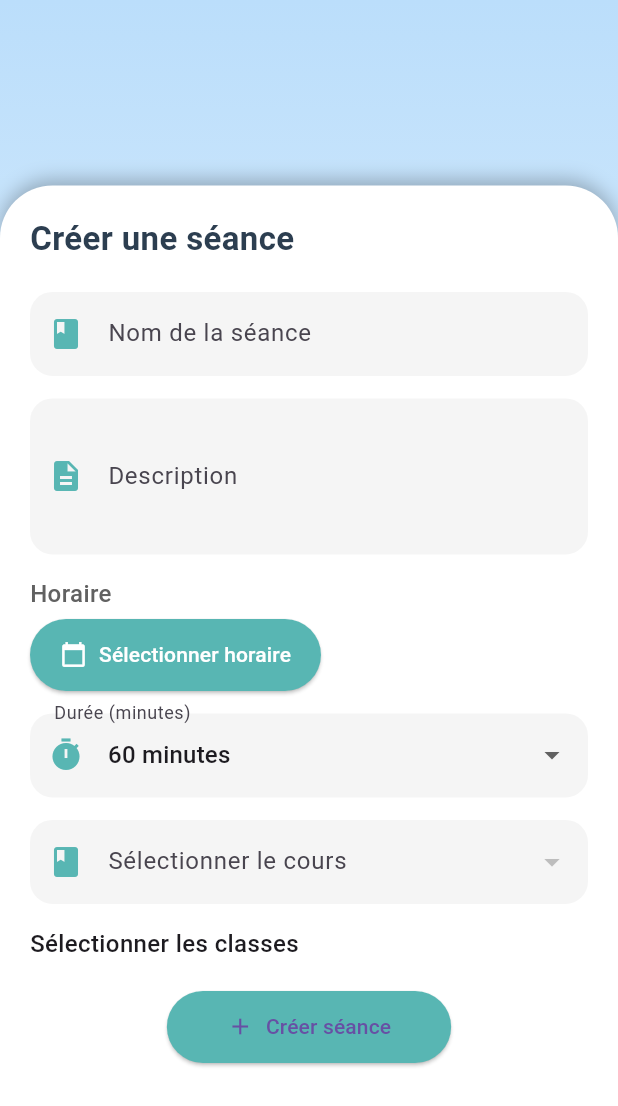
After one commit to MeriemGdara/attendoProject, a Flutter app: the CreerSeancePage screen opened directly, on a phone screen of 412 x 824 dp. The commit adds this screen. Shown: the top 1106 px of the screen. Run offline on Flutter 3.47's test engine with Material 3 defaults, Android fonts, the phone set to English and light mode, and no system bars; our stand-ins replace cloud_firestore, firebase_auth, firebase_core, google_fonts, video_player; accounts and stored records are empty.

Commit message:
j'ai ajouter la section ajouter cours et ajouter séances dans le dashboard enseignanat

```diff
--- /dev/null
+++ b/lib/CreerSeancePage.dart
@@ -0,0 +1,347 @@
+import 'package:flutter/material.dart';
+import 'package:cloud_firestore/cloud_firestore.dart';
+
+import 'dashboard_enseignant.dart';
+
+class CreerSeancePage extends StatefulWidget {
+  final String enseignantId; // ID de l'enseignant connecté
+  const CreerSeancePage({required this.enseignantId, super.key});
+
+  @override
+  _CreerSeancePageState createState() => _CreerSeancePageState();
+}
+
+class _CreerSeancePageState extends State<CreerSeancePage> {
+  final _formKey = GlobalKey<FormState>();
+  String nom = '';
+  String description = '';
+  DateTime? horaire;
+  int duree = 60;
+  String? courID;
+  List<String> classesSelectionnees = [];
+
+  List<Map<String, dynamic>> mesCours = [];
+  List<Map<String, dynamic>> mesClasses = [];
+
+  bool _isLoading = true;
+
+  @override
+  void initState() {
+    super.initState();
+    _chargerCoursEtClasses();
+  }
+
+  Future<void> _chargerCoursEtClasses() async {
+    try {
+      print(">>> ID enseignant connecté : ${widget.enseignantId}");
+      // Récupérer les cours de l'enseignant
+      final queryCours = await FirebaseFirestore.instance
+          .collection('cours')
+          .where('enseignantId', isEqualTo: widget.enseignantId)
+          .get();
+      print("Cours trouvés : ${queryCours.docs.length}");
+      for (var doc in queryCours.docs) {
+        print("Cours: ${doc.data()}");
+      }
+      // Récupérer les classes avec leurs groupes
+      final queryClasses = await FirebaseFirestore.instance.collection('classes').get();
+
+      List<Map<String, dynamic>> classesAvecGroupes = [];
+
+      for (var doc in queryClasses.docs) {
+        List<dynamic> groupes = doc['groupes'] ?? [];
+        for (var g in groupes) {
+          classesAvecGroupes.add({
+            'id': '${doc.id}_$g',
+            'nom': '${doc.id} - $g',
+          });
+        }
+      }
+
+      setState(() {
+        mesCours = queryCours.docs
+            .map((doc) => {'id': doc.id, 'nom': doc['nomCours']})
+            .toList();
+
+        // Initialiser courID avec le premier cours si la liste n'est pas vide
+        courID = mesCours.isNotEmpty ? mesCours[0]['id'] : null;
+
+        mesClasses = classesAvecGroupes;
+        _isLoading = false;
+      });
+
+      // Debug
+      print("Cours récupérés: $mesCours");
+    } catch (e) {
+      setState(() => _isLoading = false);
+      ScaffoldMessenger.of(context).showSnackBar(
+        SnackBar(content: Text('Erreur chargement : $e')),
+      );
+    }
+  }
+
+  Future<void> _sauvegarderSeance() async {
+    if (_formKey.currentState!.validate() &&
+        horaire != null &&
+        courID != null &&
+        classesSelectionnees.isNotEmpty) {
+      try {
+        // 🔹 Ajout dans Firestore
+        await FirebaseFirestore.instance.collection('séances').add({
+          'nom': nom,
+          'description': description,
+          'horaire': Timestamp.fromDate(horaire!),
+          'duree': duree,
+          'courId': courID,
+          'enseignantId': widget.enseignantId,
+          'classes': classesSelectionnees,
+        });
+
+        // 🔹 Message de succès
+        ScaffoldMessenger.of(context).showSnackBar(
+          const SnackBar(content: Text('Séance créée avec succès')),
+        );
+
+        // 🔹 Redirection vers le Dashboard Enseignant
+        Navigator.pushReplacement(
+          context,
+          MaterialPageRoute(
+            builder: (context) => DashboardEnseignant(
+              enseignantId: widget.enseignantId,
+            ),
+          ),
+        );
+      } catch (e) {
+        ScaffoldMessenger.of(context).showSnackBar(
+          SnackBar(content: Text('Erreur lors de la création : $e')),
+        );
+      }
+    } else {
+      ScaffoldMessenger.of(context).showSnackBar(
+        const SnackBar(content: Text('Veuillez remplir tous les champs')),
+      );
+    }
+  }
+
+
+  @override
+  Widget build(BuildContext context) {
+    if (_isLoading) {
+      return const Scaffold(
+        body: Center(child: CircularProgressIndicator()),
+      );
+    }
+
+    return Scaffold(
+      extendBodyBehindAppBar: true,
+      body: Stack(
+        children: [
+          // Fond moderne
+          Positioned.fill(
+            child: Container(
+              decoration: BoxDecoration(
+                gradient: LinearGradient(
+                  colors: [Colors.blue.shade100, Colors.white],
+                  begin: Alignment.topCenter,
+                  end: Alignment.bottomCenter,
+                ),
+              ),
+            ),
+          ),
+
+          // Contenu principal
+          Align(
+            alignment: Alignment.bottomCenter,
+            child: Container(
+              padding: const EdgeInsets.all(20),
+              constraints: BoxConstraints(
+                minHeight: MediaQuery.of(context).size.height * 0.85,
+              ),
+              decoration: const BoxDecoration(
+                color: Colors.white,
+                borderRadius: BorderRadius.only(
+                  topLeft: Radius.circular(35),
+                  topRight: Radius.circular(35),
+                ),
+                boxShadow: [
+                  BoxShadow(
+                    color: Colors.black26,
+                    blurRadius: 10,
+                    offset: Offset(0, -3),
+                  )
+                ],
+              ),
+              child: SingleChildScrollView(
+                child: Form(
+                  key: _formKey,
+                  child: Column(
+                    crossAxisAlignment: CrossAxisAlignment.start,
+                    children: [
+                      const Text(
+                        "Créer une séance",
+                        style: TextStyle(
+                            fontSize: 22,
+                            fontWeight: FontWeight.bold,
+                            color: Color(0xFF2C3E50)),
+                      ),
+                      const SizedBox(height: 20),
+
+                      // Nom séance
+                      _buildTextField("Nom de la séance", Icons.book, (v) => nom = v, true),
+                      const SizedBox(height: 15),
+
+                      // Description
+                      _buildTextField("Description", Icons.description,
+                              (v) => description = v, false,
+                          maxLines: 3),
+                      const SizedBox(height: 15),
+
+                      // Horaire
+                      Text(
+                        "Horaire",
+                        style: TextStyle(
+                            fontSize: 16,
+                            fontWeight: FontWeight.w500,
+                            color: Colors.grey[700]),
+                      ),
+                      const SizedBox(height: 5),
+                      ElevatedButton.icon(
+                        onPressed: () async {
+                          DateTime? pickedDate = await showDatePicker(
+                            context: context,
+                            initialDate: DateTime.now(),
+                            firstDate: DateTime.now(),
+                            lastDate: DateTime(2100),
+                          );
+                          if (pickedDate != null) {
+                            TimeOfDay? pickedTime = await showTimePicker(
+                              context: context,
+                              initialTime: TimeOfDay.now(),
+                            );
+                            if (pickedTime != null) {
+                              setState(() {
+                                horaire = DateTime(
+                                  pickedDate.year,
+                                  pickedDate.month,
+                                  pickedDate.day,
+                                  pickedTime.hour,
+                                  pickedTime.minute,
+                                );
+                              });
+                            }
+                          }
+                        },
+                        icon: const Icon(Icons.calendar_today),
+                        label: Text(horaire == null
+                            ? 'Sélectionner horaire'
+                            : 'Horaire: ${horaire!.toLocal()}'),
+                        style: ElevatedButton.styleFrom(
+                          backgroundColor: const Color(0xFF58B6B3),
+                          foregroundColor: Colors.white,
+                          padding: const EdgeInsets.symmetric(
+                              horizontal: 20, vertical: 14),
+                          shape: RoundedRectangleBorder(
+                              borderRadius: BorderRadius.circular(25)),
+                        ),
+                      ),
+                      const SizedBox(height: 15),
+
+                      // Durée
+                      DropdownButtonFormField<int>(
+                        decoration: _inputDecoration("Durée (minutes)", Icons.timer),
+                        value: duree,
+                        items: [30, 60, 90, 120]
+                            .map((e) =>
+                            DropdownMenuItem(value: e, child: Text('$e minutes')))
+                            .toList(),
+                        onChanged: (value) => setState(() => duree = value!),
+                      ),
+                      const SizedBox(height: 15),
+
+                      // Sélection cours
+                      DropdownButtonFormField<String>(
+                        isExpanded: true, // <- IMPORTANT
+                        decoration: _inputDecoration("Sélectionner le cours", Icons.book),
+                        value: courID,
+                        items: mesCours.map((c) => DropdownMenuItem<String>(
+                          value: c['id'].toString(),
+                          child: Text(c['nom'].toString()),
+                        )).toList(),
+                        onChanged: (value) => setState(() => courID = value),
+                        validator: (value) => value == null ? 'Requis' : null,
+                      ),
+                      const SizedBox(height: 15),
+
+                      // Sélection multiple classes
+                      const Text(
+                        "Sélectionner les classes",
+                        style: TextStyle(fontSize: 16, fontWeight: FontWeight.w500),
+                      ),
+                      ...mesClasses.map((c) => CheckboxListTile(
+                        title: Text(c['nom']),
+                        value: classesSelectionnees.contains(c['id']),
+                        onChanged: (selected) {
+                          setState(() {
+                            if (selected == true) {
+                              classesSelectionnees.add(c['id']);
+                            } else {
+                              classesSelectionnees.remove(c['id']);
+                            }
+                          });
+                        },
+                      )),
+
+                      const SizedBox(height: 20),
+                      Center(
+                        child: ElevatedButton.icon(
+                          icon: const Icon(Icons.add),
+                          label: const Text("Créer séance"),
+                          onPressed: _sauvegarderSeance,
+                          style: ElevatedButton.styleFrom(
+                            backgroundColor: const Color(0xFF58B6B3),
+                            padding: const EdgeInsets.symmetric(
+                                horizontal: 40, vertical: 14),
+                            shape: RoundedRectangleBorder(
+                              borderRadius: BorderRadius.circular(25),
+                            ),
+                          ),
+                        ),
+                      ),
+                    ],
+                  ),
+                ),
+              ),
+            ),
+          )
+        ],
+      ),
+    );
+  }
+
+  InputDecoration _inputDecoration(String label, IconData icon) {
+    return InputDecoration(
+      labelText: label,
+      prefixIcon: Icon(icon, color: const Color(0xFF58B6B3)),
+      filled: true,
+      fillColor: Colors.grey[100],
+      border: OutlineInputBorder(
+        borderRadius: BorderRadius.circular(15),
+        borderSide: BorderSide.none,
+      ),
+      focusedBorder: OutlineInputBorder(
+        borderRadius: BorderRadius.circular(15),
+        borderSide: const BorderSide(color: Color(0xFF58B6B3), width: 2),
+      ),
+    );
+  }
+
+  Widget _buildTextField(String label, IconData icon, Function(String) onChanged, bool required,
+      {int maxLines = 1}) {
+    return TextFormField(
+      decoration: _inputDecoration(label, icon),
+      maxLines: maxLines,
+      validator: required ? (v) => v!.isEmpty ? 'Requis' : null : null,
+      onChanged: onChanged,
+    );
+  }
+}
--- a/lib/ModifierProfileEnseignant.dart
+++ b/lib/ModifierProfileEnseignant.dart
@@ -111,7 +111,11 @@ class _ModifierProfileEnseignantState extends State<ModifierProfileEnseignant> {
       // ✅ Redirection vers le tableau de bord enseignant après mise à jour
       Navigator.pushReplacement(
         context,
-        MaterialPageRoute(builder: (context) => const DashboardEnseignant()),
+        MaterialPageRoute(
+          builder: (context) => DashboardEnseignant(
+            enseignantId: FirebaseAuth.instance.currentUser?.uid ?? '',
+          ),
+        ),
       );
     } on FirebaseAuthException catch (e) {
       // Gestion des erreurs liées à FirebaseAuth
--- a/lib/connexion_page.dart
+++ b/lib/connexion_page.dart
@@ -74,7 +74,11 @@ class _ConnexionPageState extends State<ConnexionPage> {
       } else if (role == 'enseignant') {
         Navigator.pushReplacement(
           context,
-          MaterialPageRoute(builder: (_) => const DashboardEnseignant()),
+          MaterialPageRoute(
+            builder: (context) => DashboardEnseignant(
+              enseignantId: FirebaseAuth.instance.currentUser?.uid ?? '',
+            ),
+          ),
         );
       } else {
         ScaffoldMessenger.of(context).showSnackBar(
--- a/lib/main.dart
+++ b/lib/main.dart
@@ -1,3 +1,4 @@
+import 'package:firebase_auth/firebase_auth.dart';
 import 'package:flutter/material.dart';
 import 'package:firebase_core/firebase_core.dart';
 import 'ModifierProfileEnseignant.dart';
@@ -34,7 +35,9 @@ class AttendoApp extends StatelessWidget {
         '/connexion': (context) => const ConnexionPage(),
         '/creer_compte': (context) => const CreerComptePage(),
         '/dashboard_etudiant': (context) => const DashboardEtudiant(),
-        '/dashboard_enseignant': (context) => const DashboardEnseignant(),
+        '/dashboard_enseignant': (context) => DashboardEnseignant(
+          enseignantId: FirebaseAuth.instance.currentUser?.uid ?? '',
+        ),
         '/gestion_etudiants': (context) => const GestionEtudiants(),
         '/ModifierProfileEtudiant' : (context) => const ModifierProfileEtudiant(),
         '/ModifierProfileEnseignant' : (context) => const ModifierProfileEnseignant(),
--- a/pubspec.yaml
+++ b/pubspec.yaml
@@ -38,6 +38,8 @@ dependencies:
   image_picker: ^1.0.4
   firebase_core: ^4.2.0
   firebase_storage: ^13.0.3
+  qr_flutter: ^4.0.0
+  uuid: ^3.0.7
 
 
 dev_dependencies:
```
Also changed, not shown: lib/AjoutCours.dart (added, +291 -0 lines), lib/dashboard_enseignant.dart (+21 -4 lines), assets/images/background.png (added), pubspec.lock.
